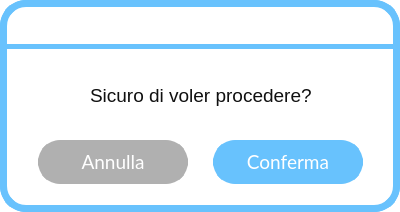
First picture: the form in frontend/ui/Y-N Message.ui, repository MrPio/MuseoOmero, before the edit.
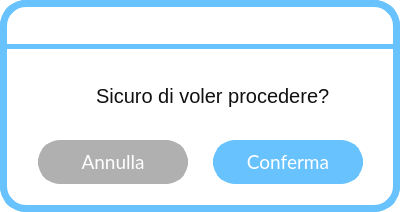
Second picture: the form after the edit. Icons and pictures are not drawn.

The edit to the form file:
```diff
--- a/frontend/ui/Y-N Message.ui
+++ b/frontend/ui/Y-N Message.ui
@@ -192,9 +192,9 @@
    <widget class="QLabel" name="titoloLabel">
     <property name="geometry">
      <rect>
-      <x>90</x>
+      <x>96</x>
       <y>70</y>
-      <width>261</width>
+      <width>271</width>
       <height>51</height>
      </rect>
     </property>
@@ -211,16 +211,19 @@
 </string>
     </property>
     <property name="text">
-     <string>&lt;html&gt;&lt;head/&gt;&lt;body&gt;&lt;p&gt;&lt;span style=&quot; font-size:14pt;&quot;&gt;Sicuro di voler procedere?&lt;/span&gt;&lt;/p&gt;&lt;/body&gt;&lt;/html&gt;</string>
+     <string>Sicuro di voler procedere?</string>
     </property>
     <property name="alignment">
      <set>Qt::AlignLeading|Qt::AlignLeft|Qt::AlignVCenter</set>
     </property>
+    <property name="wordWrap">
+     <bool>true</bool>
+    </property>
    </widget>
    <widget class="QLabel" name="label_2">
     <property name="geometry">
      <rect>
-      <x>38</x>
+      <x>39</x>
       <y>70</y>
       <width>48</width>
       <height>48</height>
```
Left out of the diff: 2 changed lines with no effect on the pictures.
